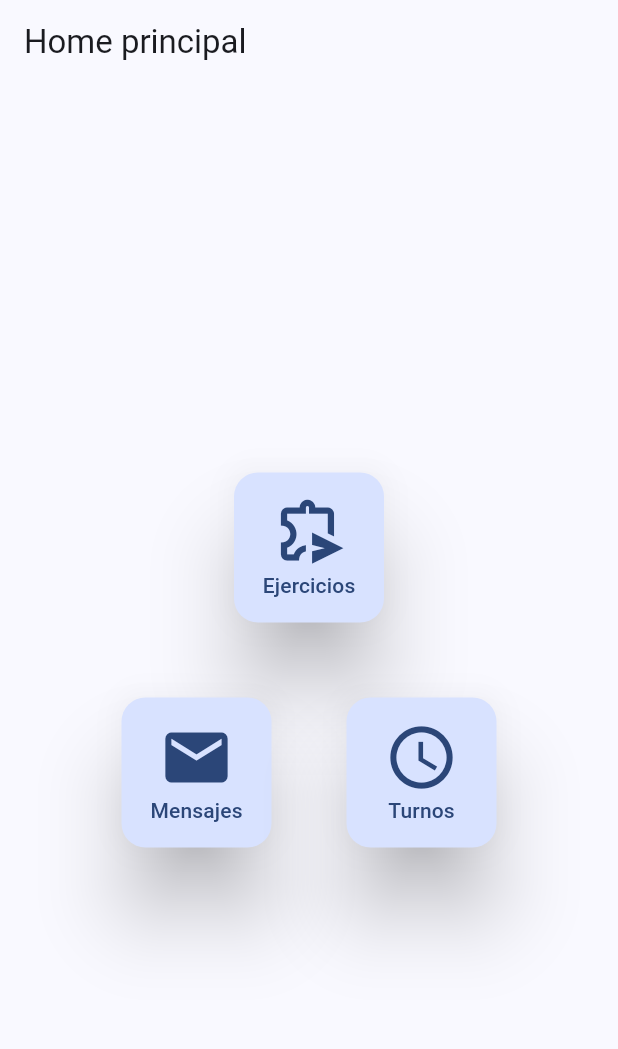
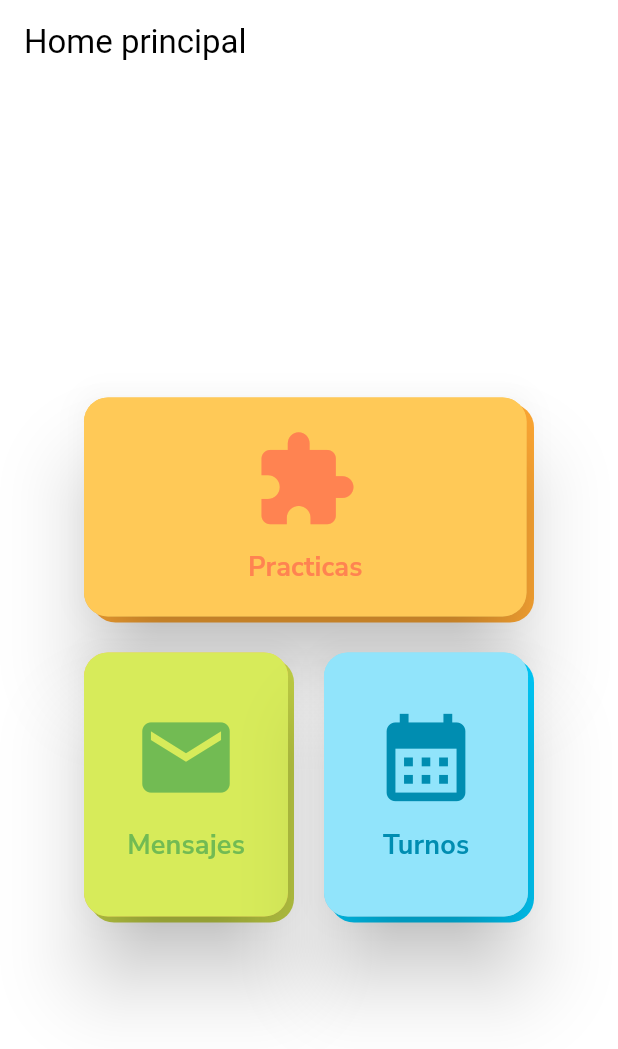
Before and after one commit to SpeakApp-UNLaM/speakapp-frontend, a Flutter app: the screen it shows after launch, on a phone screen of 412 x 824 dp. Shown: the top 1049 px of the screen. Run offline on Flutter 3.47's test engine with Material 2 defaults, Android fonts, the phone set to English and light mode, and no system bars; our stand-ins replace dio, fluttertoast, go_router, google_fonts, just_audio, permission_handler and 1 more; missing offline and left inert: flutter_sound.

Commit message:
cambio a home y pequeños arreglos en demas pantallas

```diff
--- a/lib/main.dart
+++ b/lib/main.dart
@@ -20,7 +20,18 @@ class AudioRecorderApp extends StatelessWidget {
           routerConfig: appRouter,
           debugShowCheckedModeBanner: false,
           theme:
-              ThemeData(colorSchemeSeed: Colors.blueAccent, useMaterial3: true),
+               ThemeData(
+                 colorScheme: const ColorScheme.light(
+                  primary:  Color(0xFF91e4fb),
+                  secondary:Color(0xFFffc957),
+                  tertiary: Color(0xFFd7eb5a)
+                ),
+                scaffoldBackgroundColor: const Color.fromRGBO(255, 255, 255, 1.0),
+                textTheme: const TextTheme(
+                  displayLarge: TextStyle(fontSize: 24, fontWeight: FontWeight.w600)
+                ),
+                useMaterial3: true),
+
         ));
   }
 }
--- a/lib/presentations/screens/choice_exercise_screen.dart
+++ b/lib/presentations/screens/choice_exercise_screen.dart
@@ -8,9 +8,7 @@ class ChoiceExerciseScreen extends StatelessWidget {
 
   @override
   Widget build(BuildContext context) {
-    return MaterialApp(
-      title: 'Material App',
-      home: Scaffold(
+    return Scaffold(
         appBar: AppBar(
           title: const Text('Practicas'),
         ),
@@ -19,11 +17,11 @@ class ChoiceExerciseScreen extends StatelessWidget {
           children: [
             Text('RR'),
             SizedBox(
-              height: 23,
+              height: 10,
             ),
             Text("Seleccione una práctica para comenzar"),
             SizedBox(
-              height: 23,
+              height: 10,
             ),
             CardArticulation(),
             CardPractice(
@@ -31,7 +29,6 @@ class ChoiceExerciseScreen extends StatelessWidget {
             )
           ],
         ),
-      ),
-    );
+      );
   }
 }
--- a/lib/presentations/screens/home_screen.dart
+++ b/lib/presentations/screens/home_screen.dart
@@ -23,12 +23,12 @@ class HomeScreenState extends State<HomeScreen> {
           mainAxisAlignment: MainAxisAlignment.center,
           children: [
             ButtonHomeExercise(),
-            SizedBox(height: 50),
+            SizedBox(height: 20),
             Row(
               mainAxisAlignment: MainAxisAlignment.center,
               children: [
                 ButtonHomeMessages(),
-                SizedBox(width: 50),
+                SizedBox(width: 20),
                 ButtonHomeTurns(),
               ],
             )
--- a/lib/presentations/widgets/button_home_exercise.dart
+++ b/lib/presentations/widgets/button_home_exercise.dart
@@ -1,5 +1,6 @@
 import 'package:flutter/material.dart';
 import 'package:go_router/go_router.dart';
+import 'package:google_fonts/google_fonts.dart';
 import 'package:sp_front/presentations/screens/views/phoneme_view.dart';
 
 class ButtonHomeExercise extends StatelessWidget {
@@ -10,23 +11,66 @@ class ButtonHomeExercise extends StatelessWidget {
   @override
   Widget build(BuildContext context) {
     return SizedBox(
-      width: 100.0, // Ancho personalizado
-      height: 100.0, // Alto personalizado
+      height: 150.0,
+      width: 300,
+      // Ancho personalizado
+      child: Stack(
+        children: [
+          Positioned(
+            bottom: 0,
+            right: 0,
+            child: Container(
+              height: 146,
+              width: 295,
+              decoration: const BoxDecoration(
+                color: Color(0xFFffa834),
+                borderRadius: BorderRadius.all(
+                  Radius.circular(16),
+                ),
+              ),
+            ),
+          ),
+          Container(
+            height: 146,
+            width: 295,
+            decoration: BoxDecoration(
+              color: Theme.of(context).colorScheme.secondary,
+              borderRadius: const BorderRadius.all(
+                Radius.circular(16),
+              ),
+            ),
             child: FloatingActionButton(
+              heroTag: 'exercise_screen',
               onPressed: () {
                 // Acción al presionar el botón
                 context.pushNamed(PhonemeView.name);
               },
-
+              backgroundColor: Theme.of(context).colorScheme.secondary,
               elevation: 23.0,
-        child: const Column(
+              child: Column(
                 mainAxisAlignment: MainAxisAlignment.center,
                 children: [
-            Icon(Icons.send_time_extension_outlined, size: 50),
-            Text("Ejercicios")
+                  const Icon(
+                    Icons.extension,
+                    size: 70,
+                    color: Color(0xFFff8351),
+                  ),
+                  const SizedBox(
+                    height: 10,
+                  ),
+                  Text(
+                    "Practicas",
+                    style: GoogleFonts.nunitoSans(
+                        textStyle: const TextStyle(
+                            color: Color(0xFFff8351),
+                            fontSize: 18,
+                            fontWeight: FontWeight.w700)),
+                  )
                 ],
               ),
-        // Otras propiedades del FloatingActionButton
+            ),
+          ),
+        ],
       ),
     );
   }
--- a/lib/presentations/widgets/button_home_messages.dart
+++ b/lib/presentations/widgets/button_home_messages.dart
@@ -1,5 +1,6 @@
 import 'package:flutter/material.dart';
 import 'package:go_router/go_router.dart';
+import 'package:google_fonts/google_fonts.dart';
 import 'package:sp_front/presentations/screens/views/messages_view.dart';
 
 class ButtonHomeMessages extends StatelessWidget {
@@ -10,22 +11,66 @@ class ButtonHomeMessages extends StatelessWidget {
   @override
   Widget build(BuildContext context) {
     return SizedBox(
-      width: 100.0, // Ancho personalizado
-      height: 100.0, // Alto personalizado
+      height: 180.0,
+      width: 140.0,
+      // Ancho personalizado
+      child: Stack(
+        children: [
+          Positioned(
+            bottom: 0,
+            right: 0,
+            child: Container(
+              height: 176,
+              width: 136,
+              decoration: const BoxDecoration(
+                color: Color(0xFFc1d045),
+                borderRadius: BorderRadius.all(
+                  Radius.circular(16),
+                ),
+              ),
+            ),
+          ),
+          Container(
+            height: 176,
+            width: 136,
+            decoration: BoxDecoration(
+              color: Theme.of(context).colorScheme.secondary,
+              borderRadius: BorderRadius.all(
+                Radius.circular(16),
+              ),
+            ),
             child: FloatingActionButton(
-        heroTag: 'messages_screen',
+              heroTag: 'message_screen',
               onPressed: () {
+                // Acción al presionar el botón
                 context.pushNamed(MessagesView.name);
-
-          // Acción al presionar el botón
               },
-
+              backgroundColor: Theme.of(context).colorScheme.tertiary,
               elevation: 23.0,
-        child: const Column(
+              child: Column(
                 mainAxisAlignment: MainAxisAlignment.center,
-          children: [Icon(Icons.mail, size: 50), Text("Mensajes")],
+                children: [
+                  const Icon(
+                    Icons.mail,
+                    size: 70,
+                    color: Color(0xFF72bb53),
                   ),
-        // Otras propiedades del FloatingActionButton
+                  const SizedBox(
+                    height: 10,
+                  ),
+                  Text(
+                    "Mensajes",
+                    style: GoogleFonts.nunitoSans(
+                        textStyle: const TextStyle(
+                            color: Color(0xFF72bb53),
+                            fontSize: 18,
+                            fontWeight: FontWeight.w700)),
+                  )
+                ],
+              ),
+            ),
+          ),
+        ],
       ),
     );
   }
--- a/lib/presentations/widgets/button_home_turns.dart
+++ b/lib/presentations/widgets/button_home_turns.dart
@@ -1,5 +1,6 @@
 import 'package:flutter/material.dart';
 import 'package:go_router/go_router.dart';
+import 'package:google_fonts/google_fonts.dart';
 import 'package:sp_front/presentations/screens/views/turns_view.dart';
 
 class ButtonHomeTurns extends StatelessWidget {
@@ -9,9 +10,74 @@ class ButtonHomeTurns extends StatelessWidget {
 
   @override
   Widget build(BuildContext context) {
+      return SizedBox(
+      height: 180.0,
+      width: 140.0,
+      // Ancho personalizado
+      child: Stack(
+        children: [
+          Positioned(
+            bottom: 0,
+            right: 0,
+            child: Container(
+              height: 176,
+              width: 136,
+              decoration: const BoxDecoration(
+                color: Color(0xFF00c8f8),
+                borderRadius: BorderRadius.all(
+                  Radius.circular(16),
+                ),
+              ),
+            ),
+          ),
+          Container(
+            height: 176,
+            width: 136,
+            decoration: BoxDecoration(
+              color: Theme.of(context).colorScheme.primary,
+              borderRadius: const BorderRadius.all(
+                Radius.circular(16),
+              ),
+            ),
+            child: FloatingActionButton(
+              heroTag: 'turns_screen',
+              onPressed: () {
+                // Acción al presionar el botón
+                context.pushNamed(TurnsView.name);
+              },
+              backgroundColor: Theme.of(context).colorScheme.primary,
+              elevation: 23.0,
+              child: Column(
+                mainAxisAlignment: MainAxisAlignment.center,
+                children: [
+                  const Icon(
+                    Icons.calendar_month,
+                    size: 70,
+                    color: Color(0xFF008db1),
+                  ),
+                  const SizedBox(
+                    height: 10,
+                  ),
+                  Text(
+                    "Turnos",
+                    style: GoogleFonts.nunitoSans(
+                      textStyle: const TextStyle(
+                        color: Color(0xFF008db1),
+                        fontSize: 18,
+                        fontWeight: FontWeight.w700
+                      )
+                    ),
+                  )
+                ],
+              ),
+            ),
+          ),
+        ],
+      ),
+    );
     return SizedBox(
-      width: 100.0, // Ancho personalizado
-      height: 100.0, // Alto personalizado
+      width: 140.0, // Ancho personalizado
+      height: 180.0, // Alto personalizado
       child: FloatingActionButton(
         heroTag: 'turns_screen',
         onPressed: () {
@@ -19,11 +85,17 @@ class ButtonHomeTurns extends StatelessWidget {
 
           // Acción al presionar el botón
         },
-
         elevation: 23.0,
         child: const Column(
           mainAxisAlignment: MainAxisAlignment.center,
-          children: [Icon(Icons.access_time_sharp, size: 50), Text("Turnos")],
+          children: [
+          Icon(Icons.calendar_month, size: 70, color: Color(0xFF008db1)),
+          Text("Turnos",  style: TextStyle(
+                color: Color(0xFF008db1),
+                fontWeight: FontWeight.w600,
+                fontSize: 18
+              ))
+          ],
         ),
         // Otras propiedades del FloatingActionButton
       ),
```
Lines whose indentation alone changed are shown as unchanged.
